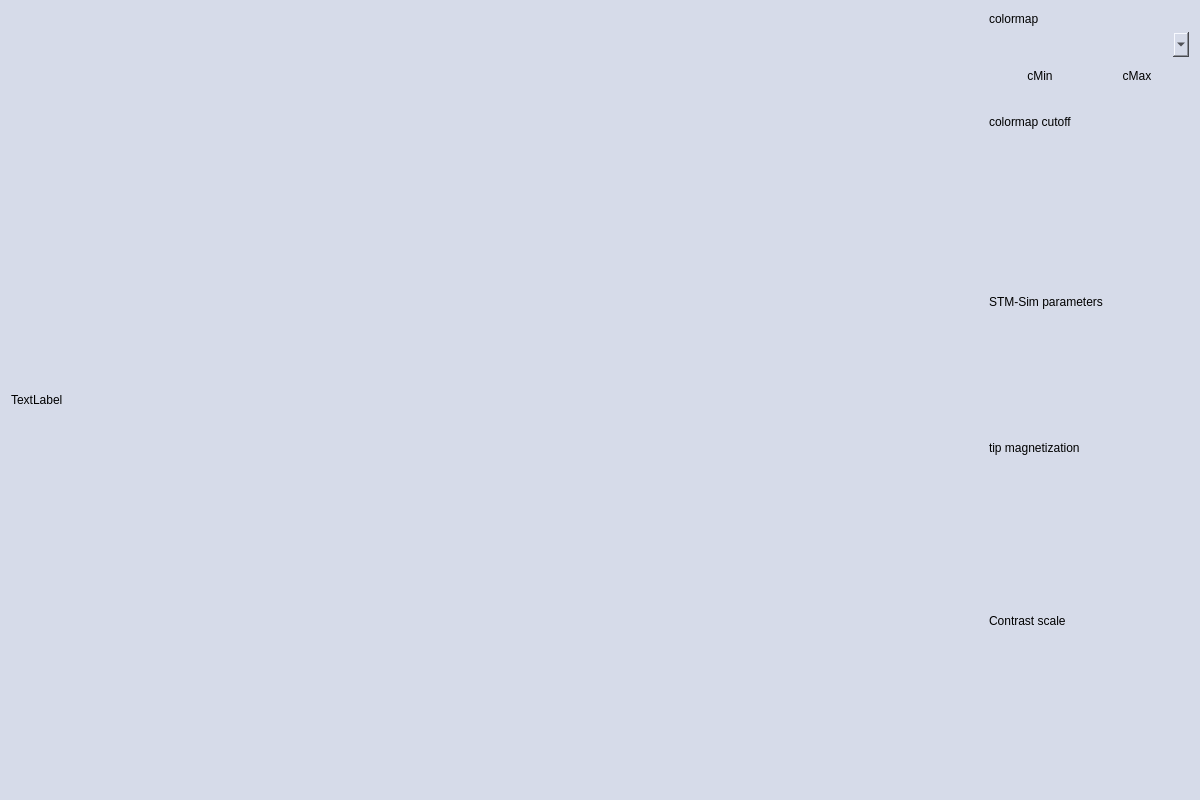
First picture: the form in includes/stmwindow.ui, repository JHagemeister/MonteCrystal, before the edit.
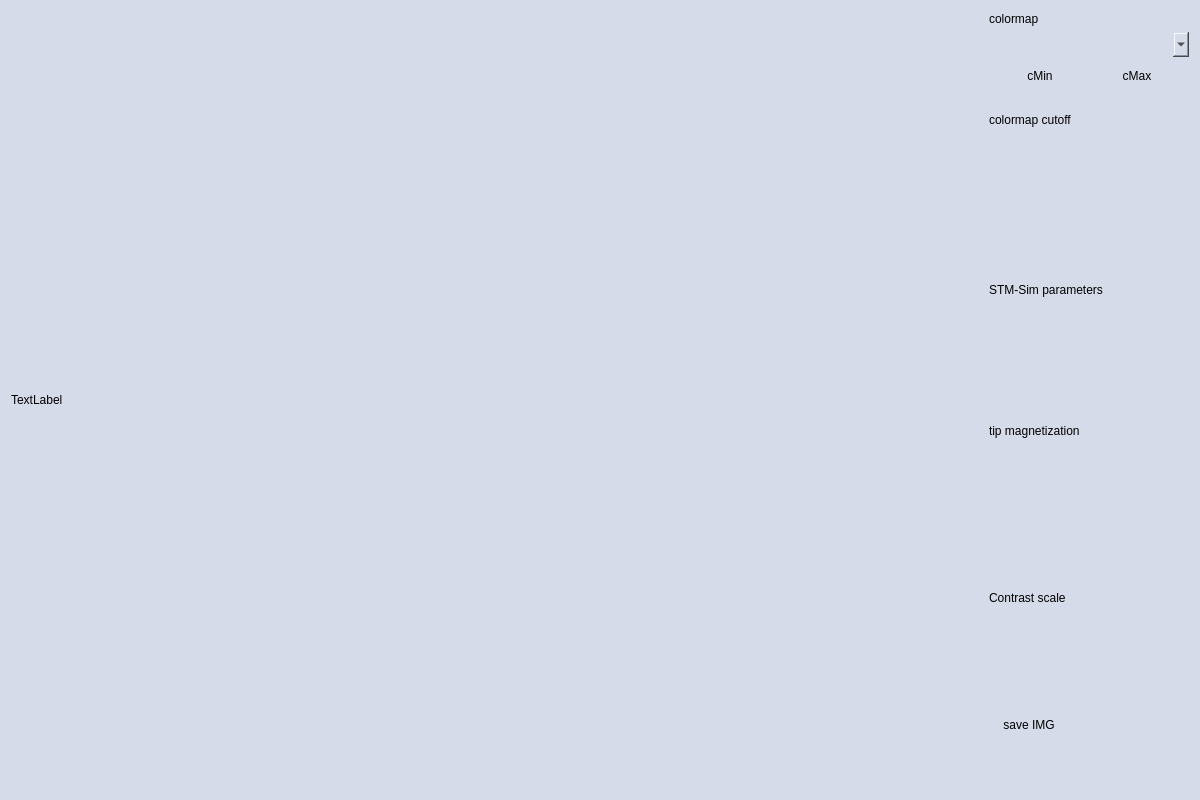
Second picture: the form after the edit. Custom widgets are drawn as their Qt base class.

```diff
--- a/includes/stmwindow.ui
+++ b/includes/stmwindow.ui
@@ -79,7 +79,7 @@
    </item>
 
    <item>
-    <layout class="QVBoxLayout" name="verticalLayout" stretch="1,2,1,1,2,1,2,2,2,2,1,1">
+    <layout class="QVBoxLayout" name="verticalLayout" stretch="1,2,1,1,2,1,2,2,2,2,1,1,1">
 
     <item>
       <widget class="QLabel" name="ColorMap">
@@ -275,6 +275,26 @@
       </widget>
      </item>
 
+        <item>
+         <widget class="QPushButton" name="pushButtonSaveIMG">
+          <property name="sizePolicy">
+           <sizepolicy hsizetype="Ignored" vsizetype="Ignored">
+            <horstretch>0</horstretch>
+            <verstretch>0</verstretch>
+           </sizepolicy>
+          </property>
+          <property name="maximumSize">
+           <size>
+            <width>80</width>
+            <height>25</height>
+           </size>
+          </property>
+          <property name="text">
+           <string>save IMG</string>
+          </property>
+         </widget>
+        </item>
+
      <item>
       <spacer name="verticalSpacer">
        <property name="orientation">
```
